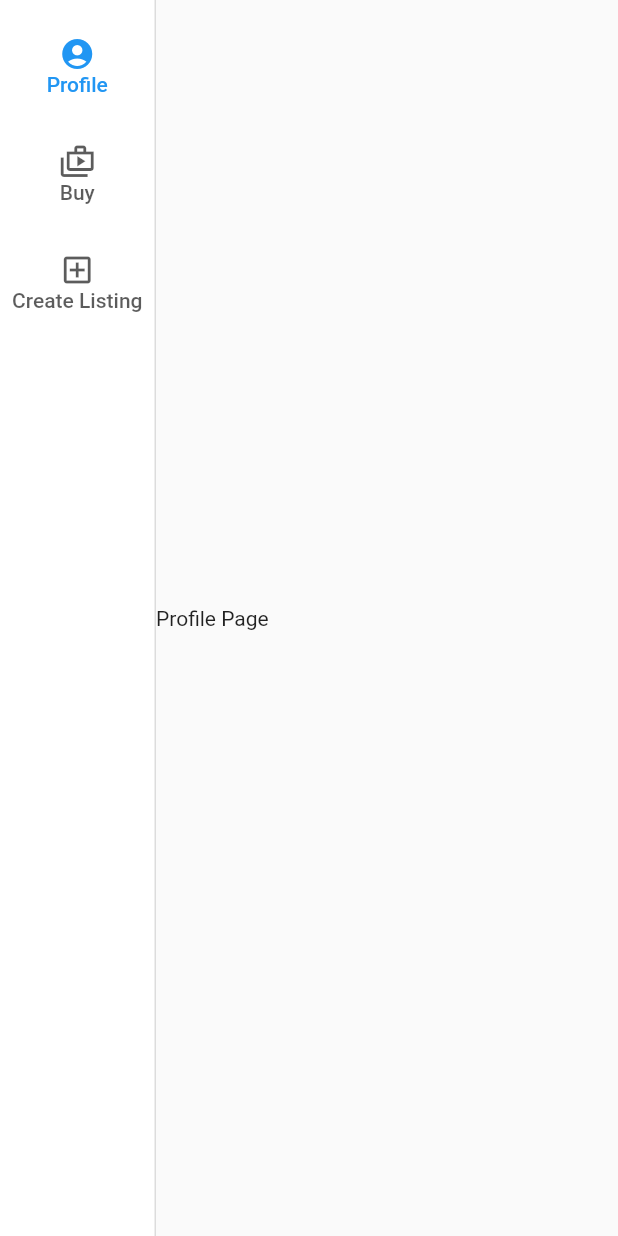
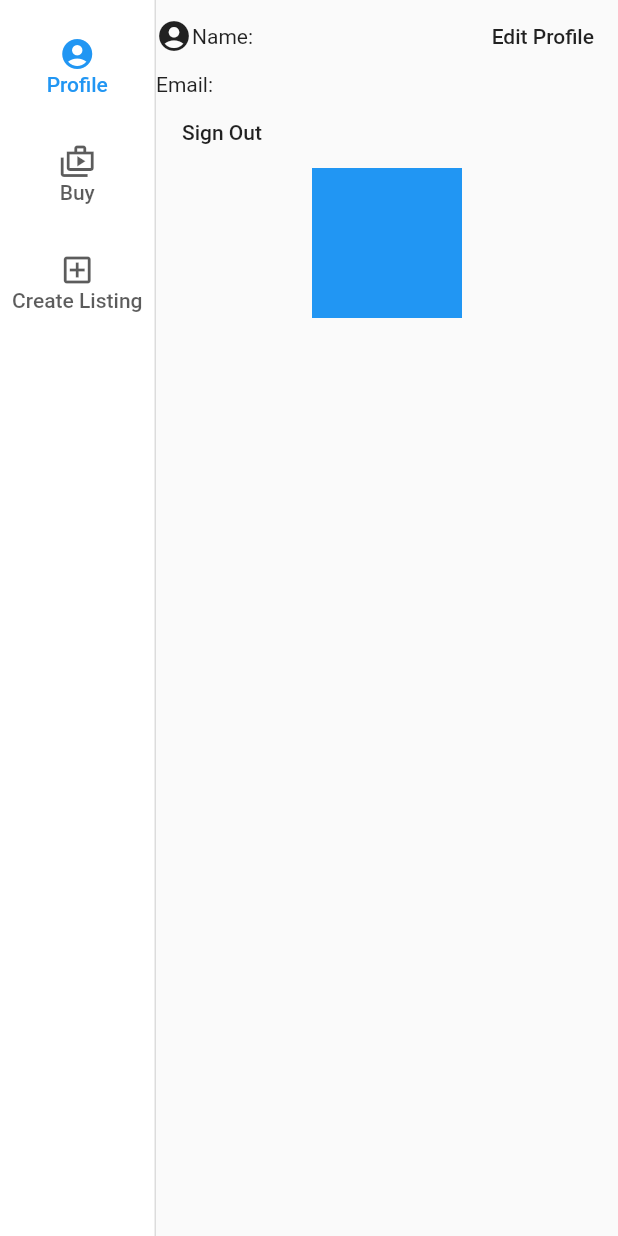
Before and after one commit to cindehaa/sparkhub-hackathon, a Flutter app: the HomeScreen widget shown alone on an empty page, opened directly, after a tap on "Profile", on a phone screen of 412 x 824 dp. Run offline on Flutter 3.47's test engine with Material 2 defaults, Android fonts, the phone set to English and light mode, and no system bars; our stand-ins replace firebase_auth, firebase_core, firebase_database, google_sign_in; accounts and stored records are empty.

Commit message:
bare bones

```diff
--- a/sparkhub_app/lib/screens/home_screen.dart
+++ b/sparkhub_app/lib/screens/home_screen.dart
@@ -37,13 +37,15 @@ class _HomeScreenState extends State<HomeScreen> {
           width: 1,
           thickness: 1,
         ),
-        IndexedStack(
+        Expanded(
+          child: IndexedStack(
             index: navValue,
             children: const <Widget>[
               ProfilePage(),
               BuyPage(),
               CreateListingPage(),
             ],
+          ),
         )
       ],
     );
--- a/sparkhub_app/lib/widgets/home_screen/profile_page.dart
+++ b/sparkhub_app/lib/widgets/home_screen/profile_page.dart
@@ -1,10 +1,53 @@
+import 'package:firebase_auth/firebase_auth.dart';
+import 'package:firebase_core/firebase_core.dart';
+import 'package:firebase_database/firebase_database.dart';
 import 'package:flutter/material.dart';
+
+final database = FirebaseDatabase.instance.ref('userProfiles/');
+FirebaseAuth auth = FirebaseAuth.instance;
+User? currentUser = auth.currentUser;
 
 class ProfilePage extends StatelessWidget {
   const ProfilePage({super.key});
 
   @override
   Widget build(BuildContext context) {
-    return const Text('Profile Page');
+    return Column(
+      children: [
+        SizedBox(
+          width: 500,
+          child: IndexedStack(
+            children: [
+              Column(
+                crossAxisAlignment: CrossAxisAlignment.start,
+                children: [
+                  Row(
+                    children: [
+                      Icon(Icons.account_circle),
+                      Text('Name: ${currentUser?.displayName}'),
+                      Spacer(),
+                      MaterialButton(
+                        onPressed: () {},
+                        child: const Text('Edit Profile'),
+                      )
+                    ],
+                  ),
+                  Text('Email: ${currentUser?.email}'),
+                  MaterialButton(
+                    onPressed: () {},
+                    child: const Text('Sign Out'),
+                  )
+                ],
+              )
+            ],
+          ),
+        ),
+        Container(
+          color: Colors.blue,
+          width: 100,
+          height: 100,
+        )
+      ],
+    );
   }
 }
```
Also changed, not shown: sparkhub_app/lib/utils/user_db.dart (+18 -8 lines), sparkhub_app/lib/widgets/GoogleLoginButton.dart (+4 -8 lines). Lines whose indentation alone changed are shown as unchanged.
